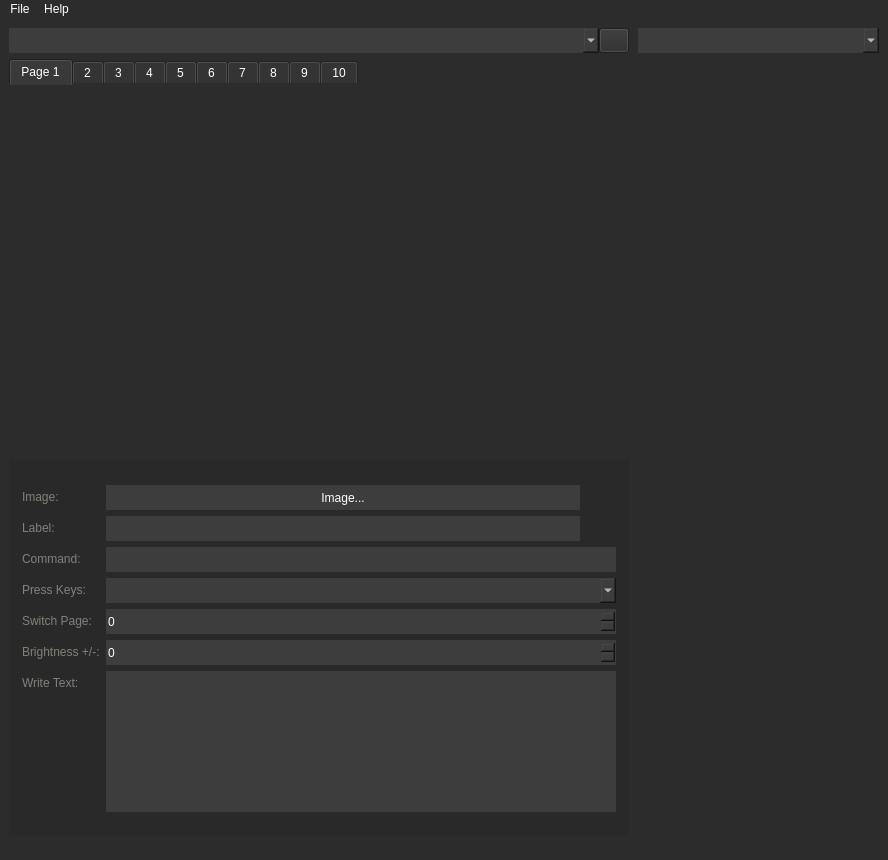
Before: the Qt Designer form streamdeck_ui/main.ui in Asthonishia/streamdeck-ui, drawn with Qt 5.
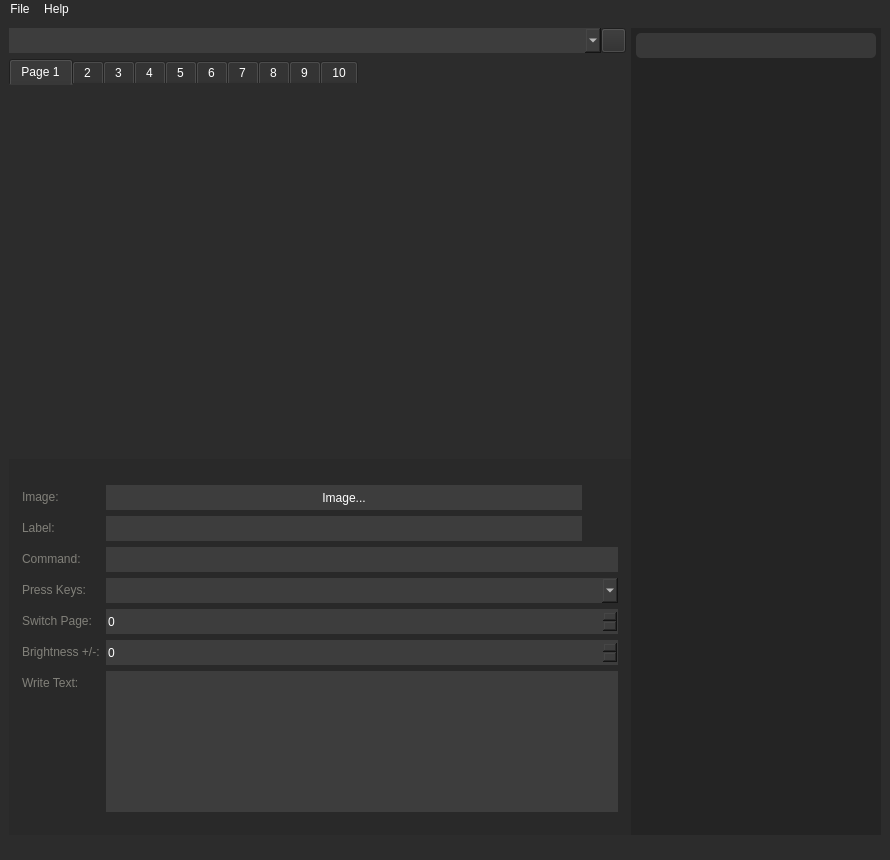
After: the same form once the commit is applied. Icons and pictures are not drawn.

Diff of the .ui file:
```diff
--- a/streamdeck_ui/main.ui
+++ b/streamdeck_ui/main.ui
@@ -6,10 +6,16 @@
    <rect>
     <x>0</x>
     <y>0</y>
-    <width>888</width>
+    <width>890</width>
     <height>860</height>
    </rect>
   </property>
+  <property name="minimumSize">
+   <size>
+    <width>890</width>
+    <height>860</height>
+   </size>
+  </property>
   <property name="windowTitle">
    <string>Stream Deck UI</string>
   </property>
@@ -17,6 +23,9 @@
    <string notr="true">background-color: #2C2C2C;
 color: #FFF;</string>
   </property>
+  <property name="tabShape">
+   <enum>QTabWidget::Rounded</enum>
+  </property>
   <widget class="QWidget" name="centralwidget">
    <property name="autoFillBackground">
     <bool>false</bool>
@@ -106,6 +115,9 @@
               <height>16777215</height>
              </size>
             </property>
+            <property name="styleSheet">
+             <string notr="true">margin-right:5;</string>
+            </property>
             <property name="text">
              <string/>
             </property>
@@ -614,18 +626,56 @@
         </item>
        </layout>
       </item>
-      <item alignment="Qt::AlignTop">
-       <widget class="QComboBox" name="comboBox">
+      <item>
+       <layout class="QVBoxLayout" name="verticalLayout">
+        <item>
+         <widget class="QGroupBox" name="groupBox_2">
         <property name="minimumSize">
          <size>
           <width>250</width>
-          <height>25</height>
+            <height>0</height>
          </size>
         </property>
         <property name="styleSheet">
-         <string notr="true">background-color:#3D3D3D;border: none;margin-left:9;</string>
-        </property>
-       </widget>
+           <string notr="true">background-color:#242424;border: none;</string>
+          </property>
+          <property name="title">
+           <string/>
+          </property>
+          <widget class="QLineEdit" name="lineEdit_2">
+           <property name="geometry">
+            <rect>
+             <x>0</x>
+             <y>0</y>
+             <width>250</width>
+             <height>35</height>
+            </rect>
+           </property>
+           <property name="minimumSize">
+            <size>
+             <width>0</width>
+             <height>35</height>
+            </size>
+           </property>
+           <property name="sizeIncrement">
+            <size>
+             <width>0</width>
+             <height>35</height>
+            </size>
+           </property>
+           <property name="baseSize">
+            <size>
+             <width>0</width>
+             <height>35</height>
+            </size>
+           </property>
+           <property name="styleSheet">
+            <string notr="true">background-color:#383838;margin:5;border-radius:5;</string>
+           </property>
+          </widget>
+         </widget>
+        </item>
+       </layout>
       </item>
      </layout>
     </item>
@@ -636,7 +686,7 @@
     <rect>
      <x>0</x>
      <y>0</y>
-     <width>888</width>
+     <width>890</width>
      <height>22</height>
     </rect>
    </property>
```
Lines whose indentation alone changed are shown as unchanged.
